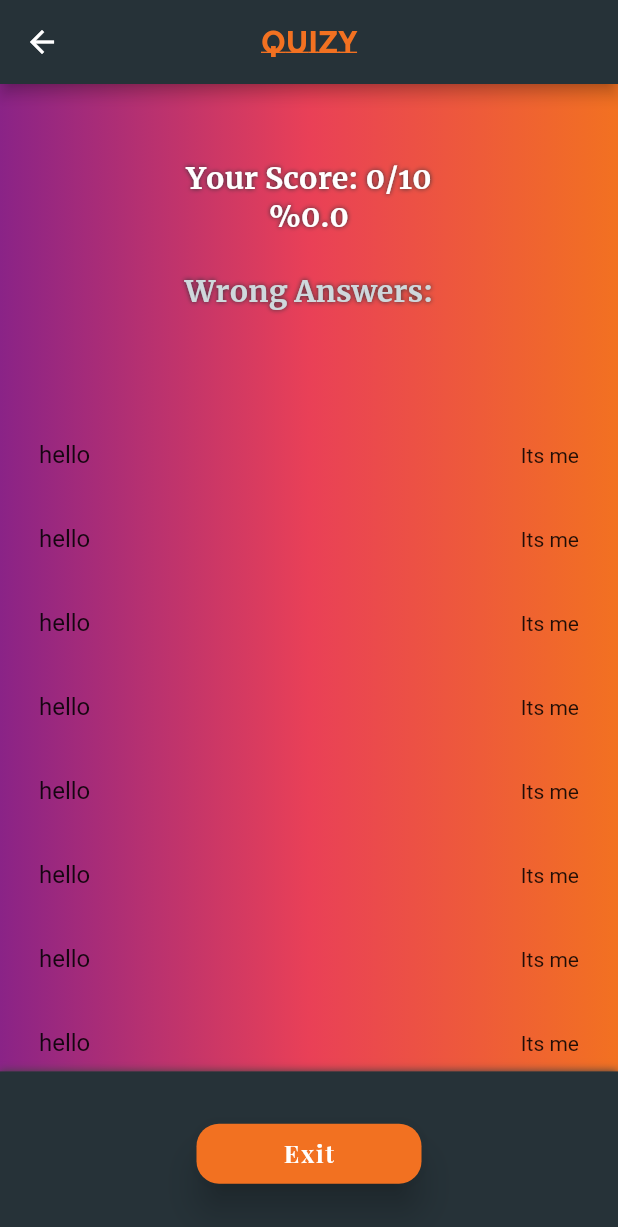
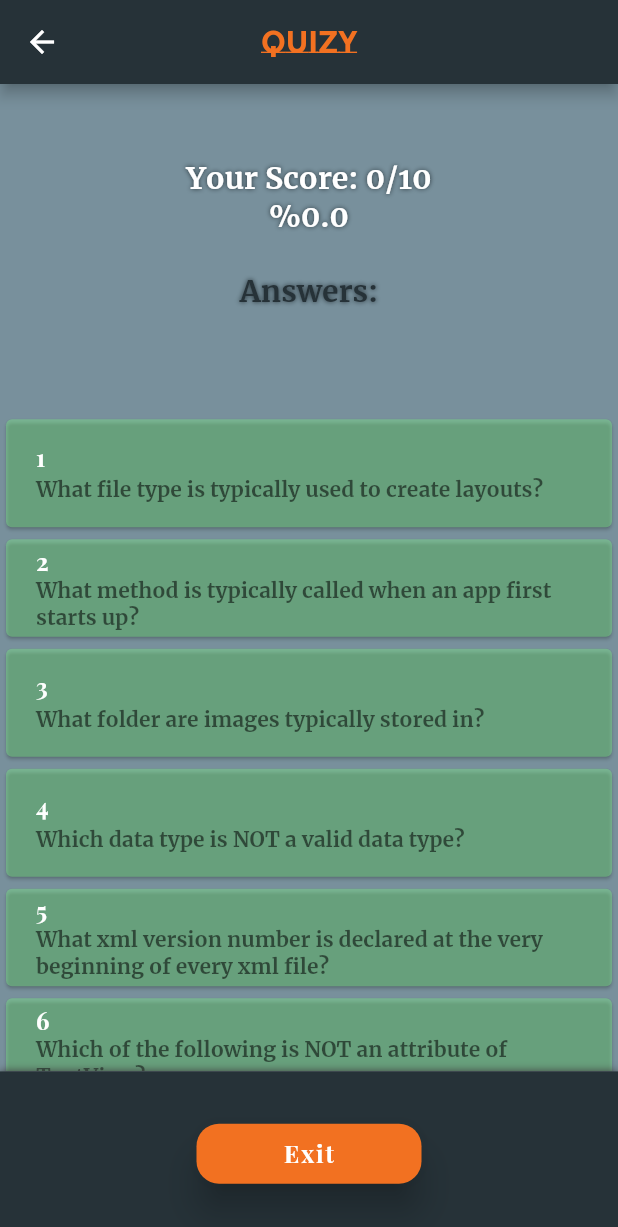
Before and after one commit to MarkyJD/quizy, a Flutter app: the Quiz screen opened directly, after a tap on "End Quiz", after a tap on "Exit", on a phone screen of 412 x 824 dp. Shown: the top 1227 px of the screen. Run offline on Flutter 3.47's test engine with Material 2 defaults, Android fonts, the phone set to English and light mode, and no system bars.

Commit message:
App functioning correctly and as expected

```diff
--- a/lib/quizscreen.dart
+++ b/lib/quizscreen.dart
@@ -23,7 +23,7 @@ class _QuizState extends State<Quiz> {
 
   QuestionBank questionBank = new QuestionBank();
   List<Question> questions;
-  List<List<String>> wrongList = [];
+  List<int> wrongList = [];
   int questionIndex = 0;
 
   void questionAnswered(int answerIndex) {
@@ -39,12 +39,7 @@ class _QuizState extends State<Quiz> {
           correct = true;
           score++;
         } else {
-          List<String> list = [
-            questionIndex.toString(),
-            questions.elementAt(questionIndex).question,
-            questions.elementAt(questionIndex).correctAnswer
-          ];
-          wrongList.add(list);
+          wrongList.add(questionIndex);
           correct = false;
         }
         // Set button's state. This will control what color gets rendered.
@@ -230,7 +225,7 @@ class _QuizState extends State<Quiz> {
                         builder: (context) => ScoreScreen(
                           score,
                           wrongList,
-                          questions.length,
+                          questions,
                         ),
                       ),
                     );
--- a/lib/scorescreen.dart
+++ b/lib/scorescreen.dart
@@ -1,42 +1,27 @@
 import 'package:flutter/material.dart';
+import 'package:flutter/services.dart';
 import 'package:quizy/question.dart';
+import 'dart:io' show Platform, exit;
 
 class ScoreScreen extends StatelessWidget {
   final int score;
-  final int numberOfQuestions;
-  final List<List<String>> wrongList;
+  final List<Question> questions;
+  final List<int> wrongList;
 
-  Widget myListTile() {
-    return Padding(
-      padding: const EdgeInsets.symmetric(horizontal: 10.0),
-      child: ListTile(
-        title: Text(
-          'hello',
-        ),
-        trailing: Text(
-          'Its me',
-        ),
-      ),
-    );
-  }
-
-  ScoreScreen(this.score, this.wrongList, this.numberOfQuestions);
+  ScoreScreen(this.score, this.wrongList, this.questions);
 
   final Color color1 = Color(0xff8A2387);
   final Color color2 = Color(0xffE94057);
   final Color color3 = Color(0xffF27121);
+  final Color wrongColor = Color(0x66eb4034);
+  final Color correctColor = Color(0x6680f28c);
 
   @override
   Widget build(BuildContext context) {
-    double percentage = (score.toDouble() / numberOfQuestions.toDouble()) * 100;
-    return Container(
-      decoration: BoxDecoration(
-        gradient: LinearGradient(
-          colors: [color1, color2, color3],
-        ),
-      ),
-      child: Scaffold(
-        backgroundColor: Colors.transparent,
+    print(wrongList);
+    double percentage = (score.toDouble() / questions.length.toDouble()) * 100;
+    return Scaffold(
+      backgroundColor: Colors.blueGrey[400],
       appBar: AppBar(
         title: Text(
           'Quizy',
@@ -61,7 +46,7 @@ class ScoreScreen extends StatelessWidget {
                     Column(
                       children: <Widget>[
                         Text(
-                            'Your Score: ${score.toString()}/${numberOfQuestions.toString()}\n%${percentage.toString()}',
+                          'Your Score: ${score.toString()}/${questions.length.toString()}\n%${percentage.toString()}',
                           textAlign: TextAlign.center,
                           style: TextStyle(
                             fontFamily: 'Merriweather',
@@ -76,12 +61,12 @@ class ScoreScreen extends StatelessWidget {
                           ),
                         ),
                         Text(
-                            '\nWrong Answers:',
+                          '\nAnswers:',
                           textAlign: TextAlign.left,
                           style: TextStyle(
                             fontFamily: 'Merriweather',
                             fontSize: 20.0,
-                              color: Colors.blueGrey[100],
+                            color: Colors.blueGrey[900],
                             shadows: [
                               Shadow(
                                 color: Colors.blueGrey[900],
@@ -100,26 +85,34 @@ class ScoreScreen extends StatelessWidget {
           Expanded(
             flex: 4,
             child: Container(
-                child: ListView(
-                  children: <Widget>[
-                    myListTile(),
-                    myListTile(),
-                    myListTile(),
-                    myListTile(),
-                    myListTile(),
-                    myListTile(),
-                    myListTile(),
-                    myListTile(),
-                    myListTile(),
-                    myListTile(),
-                    myListTile(),
-                    myListTile(),
-                    myListTile(),
-                    myListTile(),
-                    myListTile(),
-                    myListTile(),
-                    myListTile(),
-                  ],
+              child: ListView.builder(
+                itemCount: questions.length,
+                itemBuilder: (context, index) {
+                  return Card(
+                    color:
+                        wrongList.contains(index) ? wrongColor : correctColor,
+                    child: ListTile(
+                      contentPadding: EdgeInsets.symmetric(
+                        horizontal: 20.0,
+                      ),
+                      onTap: () {},
+                      subtitle: Text(
+                        questions.elementAt(index).question,
+                        style: TextStyle(
+                          fontFamily: 'Merriweather',
+                        ),
+                      ),
+                      title: Text(
+                        (index + 1).toString(),
+                        style: TextStyle(
+                          fontFamily: 'Playfair',
+                          fontWeight: FontWeight.bold,
+                          color: Colors.white,
+                        ),
+                      ),
+                    ),
+                  );
+                },
               ),
             ),
           ),
@@ -137,7 +130,13 @@ class ScoreScreen extends StatelessWidget {
               ),
               child: Center(
                 child: MaterialButton(
-                    onPressed: () {},
+                  onPressed: () {
+                    if (Platform.isAndroid) {
+                      SystemNavigator.pop();
+                    } else {
+                      exit(0);
+                    }
+                  },
                   elevation: 10.0,
                   minWidth: 150,
                   height: 40,
@@ -161,7 +160,6 @@ class ScoreScreen extends StatelessWidget {
           ),
         ],
       ),
-      ),
     );
   }
 }
```
Lines whose indentation alone changed are shown as unchanged.
